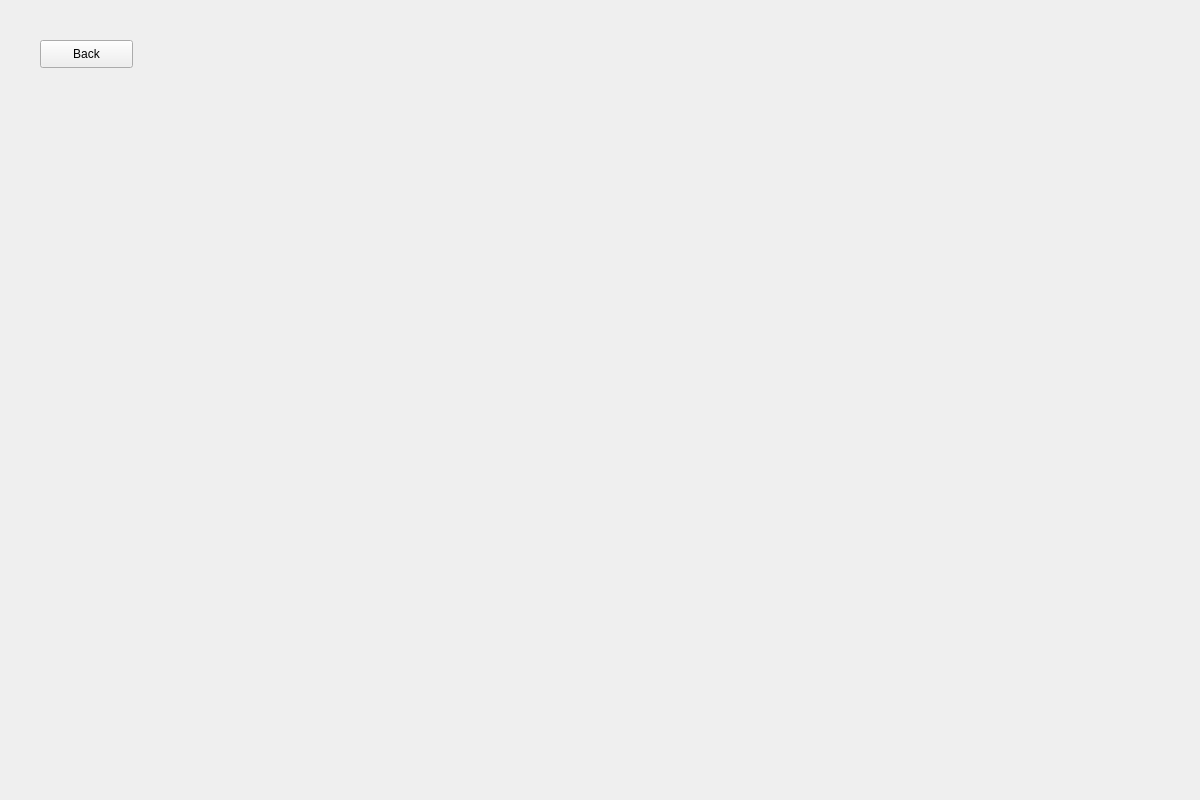
Before: the Qt Designer form EightQueenWindow.ui in voidczx/GraduationDesign, drawn with Qt 5.
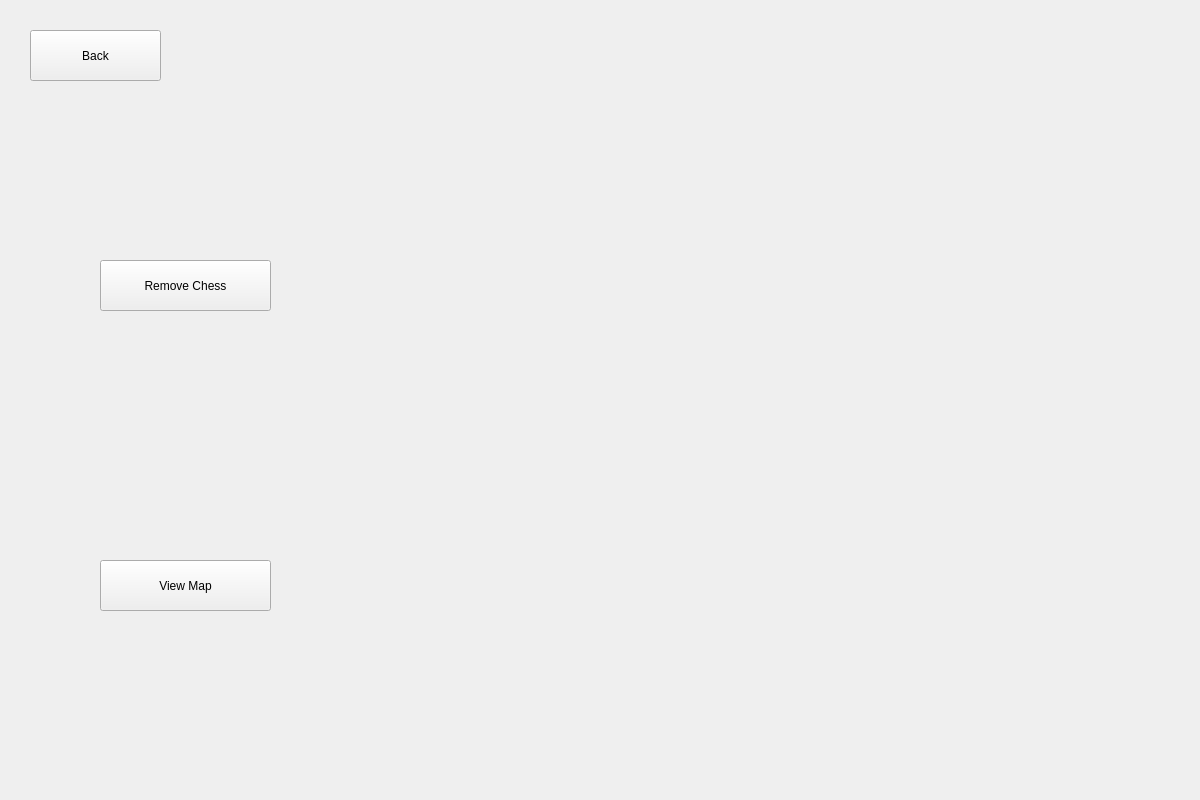
After: the same form once the commit is applied.

Commit message: EightQueen - Remove Chess 与 View Map

Patch:
```diff
--- a/EightQueenWindow.ui
+++ b/EightQueenWindow.ui
@@ -16,17 +16,17 @@
   <widget class="QPushButton" name="Button_Back">
    <property name="geometry">
     <rect>
-     <x>40</x>
-     <y>40</y>
-     <width>93</width>
-     <height>28</height>
+     <x>30</x>
+     <y>30</y>
+     <width>131</width>
+     <height>51</height>
     </rect>
    </property>
    <property name="text">
     <string>Back</string>
    </property>
   </widget>
-  <widget class="QWidget" name="">
+  <widget class="QWidget" name="layoutWidget">
    <property name="geometry">
     <rect>
      <x>362</x>
@@ -489,6 +489,32 @@
     </item>
    </layout>
   </widget>
+  <widget class="QPushButton" name="Button_RemoveChess">
+   <property name="geometry">
+    <rect>
+     <x>100</x>
+     <y>260</y>
+     <width>171</width>
+     <height>51</height>
+    </rect>
+   </property>
+   <property name="text">
+    <string>Remove Chess</string>
+   </property>
+  </widget>
+  <widget class="QPushButton" name="Button_ViewMap">
+   <property name="geometry">
+    <rect>
+     <x>100</x>
+     <y>560</y>
+     <width>171</width>
+     <height>51</height>
+    </rect>
+   </property>
+   <property name="text">
+    <string>View Map</string>
+   </property>
+  </widget>
  </widget>
  <resources/>
  <connections/>
```
The commit also changes 2 other files.
